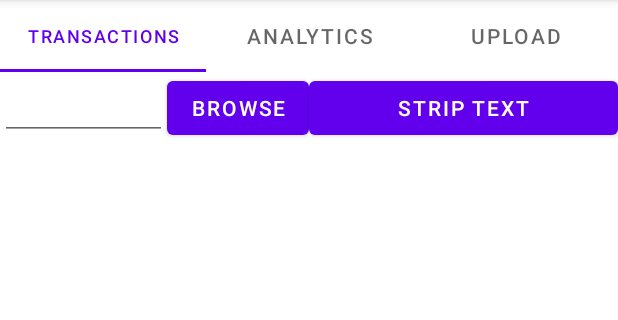
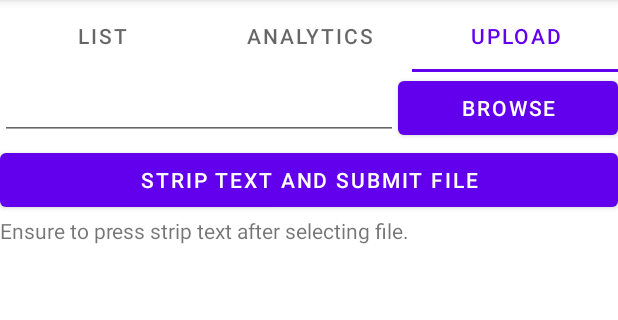
Before and after one commit to nisathnasar/Spending-Tracker, an Android app: the MainActivity screen opened directly, with no data from a screen before it, tab 3 chosen, on a phone screen of 412 x 824 dp, the part 84-404 px from its top. Run offline under Robolectric (Android 15) with nearby library versions, the phone set to English and light mode, and no system bars; our stand-ins replace Firebase (no records; nobody signed in at launch, a user with empty details on screens opened directly); libraries missing offline, so code that uses them is left out: com.chaquo.python, com.tom_roush.pdfbox; 2 statements that could not run were skipped.

Commit message:
functioning multiple tabs

```diff
--- a/app/src/main/java/com/aston/spendingtracker/MainActivity.java
+++ b/app/src/main/java/com/aston/spendingtracker/MainActivity.java
@@ -7,6 +7,7 @@ import android.os.Bundle;
 import android.view.Menu;
 import android.view.MenuInflater;
 import android.view.MenuItem;
+import android.widget.Adapter;
 import android.widget.Button;
 import android.widget.LinearLayout;
 import android.widget.TextView;
@@ -14,8 +15,10 @@ import android.widget.TextView;
 import androidx.annotation.NonNull;
 import androidx.appcompat.app.AppCompatActivity;
 import androidx.fragment.app.FragmentManager;
+import androidx.fragment.app.FragmentPagerAdapter;
 import androidx.recyclerview.widget.LinearLayoutManager;
 import androidx.recyclerview.widget.RecyclerView;
+import androidx.viewpager2.adapter.FragmentStateAdapter;
 import androidx.viewpager2.widget.ViewPager2;
 
 import com.aston.spendingtracker.authorization.LoginActivity;
@@ -26,6 +29,7 @@ import com.chaquo.python.Python;
 import com.chaquo.python.android.AndroidPlatform;
 import com.google.android.material.tabs.TabItem;
 import com.google.android.material.tabs.TabLayout;
+import com.google.android.material.tabs.TabLayoutMediator;
 import com.google.firebase.auth.FirebaseAuth;
 import com.google.firebase.database.DataSnapshot;
 import com.google.firebase.database.DatabaseError;
@@ -48,7 +52,7 @@ public class MainActivity extends AppCompatActivity {
     private static final int MY_RESULT_CODE_FILECHOOSER = 2000;
 
     private FileSelectorFragment fragment;
-    private Button buttonShowInfo;
+//    private Button buttonShowInfo;
 
     private File root;
     private AssetManager assetManager;
@@ -59,6 +63,7 @@ public class MainActivity extends AppCompatActivity {
 
     private RecyclerView mRecyclerView;
     private RecyclerViewAdapter mAdapter;
+
 
     private Boolean transactionDataVisible = false;
 
@@ -86,28 +91,41 @@ public class MainActivity extends AppCompatActivity {
         transactionItem = findViewById(R.id.AnalyticsItem);
         uploadItem = findViewById(R.id.UploadItem);
 
-        FragmentManager fragmentManager = this.getSupportFragmentManager();
-        this.fragment = (FileSelectorFragment) fragmentManager.findFragmentById(R.id.fragment_fileChooser);
+        PagerAdapter adapter = new PagerAdapter(getSupportFragmentManager(), getLifecycle() , mTabLayout.getTabCount());
+        pager.setAdapter(adapter);
 
-        this.buttonShowInfo = this.findViewById(R.id.button_showInfo);
+        new TabLayoutMediator(mTabLayout, pager, (tab, position) -> {
+            if(position == 0){
+                tab.setText("List");
+            } else if (position == 1){
+                tab.setText("Analytics");
+            } else if (position == 2){
+                tab.setText("Upload");
+            }
+            else{
+                tab.setText("Tab " + (position+1));
+            }
 
-        this.buttonShowInfo.setOnClickListener(v -> {
-            try {
-                stripText();
-            } catch (IOException e) {
-                e.printStackTrace();
-            } catch (URISyntaxException e) {
-                e.printStackTrace();
-            }
-        });
+        }).attach();
+
+//        FragmentManager fragmentManager = this.getSupportFragmentManager();
+//        this.fragment = (FileSelectorFragment) fragmentManager.findFragmentById(R.id.fragment_fileChooser);
+
+//        this.buttonShowInfo = this.findViewById(R.id.button_showInfo);
+//
+//        this.buttonShowInfo.setOnClickListener(v -> {
+//            try {
+//                stripText();
+//            } catch (IOException e) {
+//                e.printStackTrace();
+//            } catch (URISyntaxException e) {
+//                e.printStackTrace();
+//            }
+//        });
 
 
-        for(int i = 0; i < 20; i++){
-            mWordList.addLast("Word " + i);
-        }
-
         // Get a handle to the RecyclerView.
-        mRecyclerView = findViewById(R.id.recyclerview);
+        //mRecyclerView = findViewById(R.id.recyclerview);
 
 
         if(!Python.isStarted()){
@@ -117,38 +135,39 @@ public class MainActivity extends AppCompatActivity {
 //        Python py = Python.getInstance();
 //        pyobj = py.getModule("listoftransactions");
 
-        LinkedList<Transaction> transactionList = new LinkedList<>();
 
-        // Create an adapter and supply the data to be displayed.
-        mAdapter = new RecyclerViewAdapter(this, transactionList);
-        // Connect the adapter with the RecyclerView.
-        mRecyclerView.setAdapter(mAdapter);
-        // Give the RecyclerView a default layout manager.
-        mRecyclerView.setLayoutManager(new LinearLayoutManager(this));
-
-        DatabaseReference mRootRef = FirebaseDatabase.getInstance().getReference().child(FirebaseAuth.getInstance().getCurrentUser().getUid());
-        DatabaseReference mTransactionRef = mRootRef.child("Transaction");
-
-
-        mTransactionRef.addValueEventListener(new ValueEventListener() {
-            @Override
-            public void onDataChange(@NonNull DataSnapshot snapshot) {
-                for(DataSnapshot dataSnapshot : snapshot.getChildren()){
-                    for(DataSnapshot dataSnapshot2 : dataSnapshot.getChildren()){
-                        Transaction transaction = dataSnapshot2.getValue(Transaction.class);
-                        System.out.println(transaction);
-                        transactionList.add(transaction);
-                    }
-
-                }
-                mAdapter.notifyDataSetChanged();
-            }
-
-            @Override
-            public void onCancelled(@NonNull DatabaseError error) {
-                System.out.println("db data retrieval fail: " + error);
-            }
-        });
+//        LinkedList<Transaction> transactionList = new LinkedList<>();
+//
+//        // Create an adapter and supply the data to be displayed.
+//        mAdapter = new RecyclerViewAdapter(this, transactionList);
+//        // Connect the adapter with the RecyclerView.
+//        mRecyclerView.setAdapter(mAdapter);
+//        // Give the RecyclerView a default layout manager.
+//        mRecyclerView.setLayoutManager(new LinearLayoutManager(this));
+//
+//        DatabaseReference mRootRef = FirebaseDatabase.getInstance().getReference().child(FirebaseAuth.getInstance().getCurrentUser().getUid());
+//        DatabaseReference mTransactionRef = mRootRef.child("Transaction");
+//
+//
+//        mTransactionRef.addValueEventListener(new ValueEventListener() {
+//            @Override
+//            public void onDataChange(@NonNull DataSnapshot snapshot) {
+//                for(DataSnapshot dataSnapshot : snapshot.getChildren()){
+//                    for(DataSnapshot dataSnapshot2 : dataSnapshot.getChildren()){
+//                        Transaction transaction = dataSnapshot2.getValue(Transaction.class);
+//                        System.out.println(transaction);
+//                        transactionList.add(transaction);
+//                    }
+//
+//                }
+//                mAdapter.notifyDataSetChanged();
+//            }
+//
+//            @Override
+//            public void onCancelled(@NonNull DatabaseError error) {
+//                System.out.println("db data retrieval fail: " + error);
+//            }
+//        });
 
     }
 
@@ -225,10 +244,6 @@ public class MainActivity extends AppCompatActivity {
 
         //pdftocsv.activateSequence(r);
 
-
-
-
-
 //        // Create an adapter and supply the data to be displayed.
 //        mAdapter = new RecyclerViewAdapter(this, pdfProcessor.getTransactionListItems());
 //        // Connect the adapter with the RecyclerView.
--- /dev/null
+++ b/app/src/main/java/com/aston/spendingtracker/PagerAdapter.java
@@ -0,0 +1,46 @@
+package com.aston.spendingtracker;
+
+import androidx.annotation.NonNull;
+import androidx.fragment.app.Fragment;
+import androidx.fragment.app.FragmentActivity;
+import androidx.fragment.app.FragmentManager;
+import androidx.fragment.app.FragmentPagerAdapter;
+import androidx.lifecycle.Lifecycle;
+import androidx.viewpager2.adapter.FragmentStateAdapter;
+
+import com.aston.spendingtracker.pdf.FileSelectorFragment;
+
+public class PagerAdapter extends FragmentStateAdapter {
+
+    private int tabs;
+
+    public PagerAdapter(@NonNull FragmentManager fragmentManager, @NonNull Lifecycle lifecycle, int tabs) {
+        super(fragmentManager, lifecycle);
+        this.tabs = tabs;
+    }
+
+
+    @NonNull
+    @Override
+    public Fragment createFragment(int position) {
+        switch (position) {
+            case 0:
+                Fragment transactionFragment = new TransactionFragment();
+                return transactionFragment;
+            case 1:
+                Fragment analyticsFragment = new AnalyticsFragment();
+                return analyticsFragment;
+            case 2:
+                Fragment fileSelector = new FileSelectorFragment();
+                return fileSelector;
+            default:
+                return null;
+        }
+
+    }
+
+    @Override
+    public int getItemCount() {
+        return tabs;
+    }
+}
--- /dev/null
+++ b/app/src/main/java/com/aston/spendingtracker/TransactionFragment.java
@@ -0,0 +1,129 @@
+package com.aston.spendingtracker;
+
+import android.os.Bundle;
+
+import androidx.annotation.NonNull;
+import androidx.annotation.Nullable;
+import androidx.fragment.app.Fragment;
+import androidx.recyclerview.widget.LinearLayoutManager;
+import androidx.recyclerview.widget.RecyclerView;
+
+import android.view.LayoutInflater;
+import android.view.View;
+import android.view.ViewGroup;
+
+import com.aston.spendingtracker.entity.Transaction;
+import com.google.firebase.auth.FirebaseAuth;
+import com.google.firebase.database.DataSnapshot;
+import com.google.firebase.database.DatabaseError;
+import com.google.firebase.database.DatabaseReference;
+import com.google.firebase.database.FirebaseDatabase;
+import com.google.firebase.database.ValueEventListener;
+
+import java.util.LinkedList;
+
+/**
+ * A simple {@link Fragment} subclass.
+ * Use the {@link TransactionFragment#newInstance} factory method to
+ * create an instance of this fragment.
+ */
+public class TransactionFragment extends Fragment {
+
+    // TODO: Rename parameter arguments, choose names that match
+    // the fragment initialization parameters, e.g. ARG_ITEM_NUMBER
+    private static final String ARG_PARAM1 = "param1";
+    private static final String ARG_PARAM2 = "param2";
+
+    private RecyclerView mRecyclerView;
+    private RecyclerViewAdapter mAdapter;
+
+    // TODO: Rename and change types of parameters
+    private String mParam1;
+    private String mParam2;
+
+    public TransactionFragment() {
+        // Required empty public constructor
+    }
+
+    /**
+     * Use this factory method to create a new instance of
+     * this fragment using the provided parameters.
+     *
+     * @param param1 Parameter 1.
+     * @param param2 Parameter 2.
+     * @return A new instance of fragment TransactionFragment.
+     */
+    // TODO: Rename and change types and number of parameters
+    public static TransactionFragment newInstance(String param1, String param2) {
+        TransactionFragment fragment = new TransactionFragment();
+        Bundle args = new Bundle();
+        args.putString(ARG_PARAM1, param1);
+        args.putString(ARG_PARAM2, param2);
+        fragment.setArguments(args);
+        return fragment;
+    }
+
+    @Override
+    public void onCreate(Bundle savedInstanceState) {
+        super.onCreate(savedInstanceState);
+        if (getArguments() != null) {
+            mParam1 = getArguments().getString(ARG_PARAM1);
+            mParam2 = getArguments().getString(ARG_PARAM2);
+        }
+
+
+    }
+
+    @Override
+    public View onCreateView(LayoutInflater inflater, ViewGroup container,
+                             Bundle savedInstanceState) {
+
+
+
+
+        // Inflate the layout for this fragment
+        return inflater.inflate(R.layout.fragment_transaction, container, false);
+    }
+
+    @Override
+    public void onViewCreated(@NonNull View view, @Nullable Bundle savedInstanceState) {
+        super.onViewCreated(view, savedInstanceState);
+
+
+        mRecyclerView = getView().findViewById(R.id.recyclerview);
+
+        LinkedList<Transaction> transactionList = new LinkedList<>();
+
+        // Create an adapter and supply the data to be displayed.
+        mAdapter = new RecyclerViewAdapter(getActivity(), transactionList);
+        // Connect the adapter with the RecyclerView.
+        mRecyclerView.setAdapter(mAdapter);
+        // Give the RecyclerView a default layout manager.
+        mRecyclerView.setLayoutManager(new LinearLayoutManager(getActivity()));
+
+        DatabaseReference mRootRef = FirebaseDatabase.getInstance().getReference().child(FirebaseAuth.getInstance().getCurrentUser().getUid());
+        DatabaseReference mTransactionRef = mRootRef.child("Transaction");
+
+
+        mTransactionRef.addValueEventListener(new ValueEventListener() {
+            @Override
+            public void onDataChange(@NonNull DataSnapshot snapshot) {
+                for(DataSnapshot dataSnapshot : snapshot.getChildren()){
+                    for(DataSnapshot dataSnapshot2 : dataSnapshot.getChildren()){
+                        Transaction transaction = dataSnapshot2.getValue(Transaction.class);
+                        System.out.println(transaction);
+                        transactionList.add(transaction);
+                    }
+
+                }
+                mAdapter.notifyDataSetChanged();
+            }
+
+            @Override
+            public void onCancelled(@NonNull DatabaseError error) {
+                System.out.println("db data retrieval fail: " + error);
+            }
+        });
+
+    }
+}
--- a/app/src/main/res/layout/activity_main.xml
+++ b/app/src/main/res/layout/activity_main.xml
@@ -4,14 +4,18 @@
     xmlns:tools="http://schemas.android.com/tools"
     android:layout_width="match_parent"
     android:layout_height="match_parent"
-    tools:context=".MainActivity"
-    >
+    tools:context=".MainActivity">
+
+    <LinearLayout
+        android:layout_width="match_parent"
+        android:layout_height="match_parent"
+        android:orientation="vertical">
 
     <com.google.android.material.tabs.TabLayout
+        android:id="@+id/tab_layout"
         android:layout_width="match_parent"
         android:layout_height="wrap_content"
-        android:id="@+id/tab_layout"
-        android:layout_weight="0.5"
+        app:layout_constraintTop_toBottomOf="parent"
         app:layout_constraintStart_toStartOf="parent"
         app:layout_constraintTop_toTopOf="parent">
 
@@ -34,49 +38,46 @@
             android:text="Upload" />
     </com.google.android.material.tabs.TabLayout>
 
-    <androidx.viewpager2.widget.ViewPager2
-        android:id="@+id/viewPager"
-        android:layout_width="0dp"
-        android:layout_height="match_parent"
-        android:layout_weight="0.5"
-        app:layout_constraintBottom_toBottomOf="parent"
-        app:layout_constraintEnd_toEndOf="parent"
-        app:layout_constraintStart_toStartOf="parent"
-        app:layout_constraintTop_toBottomOf="@+id/tab_layout" />
-
+<!--
     <LinearLayout
+        android:id="@+id/linearLayoutMA"
         android:layout_width="match_parent"
         android:layout_height="wrap_content"
         android:orientation="horizontal"
-        app:layout_constraintTop_toBottomOf="@+id/tab_layout"
-        android:id="@+id/linearLayoutMA"
-        android:weightSum="1">
+        android:weightSum="1"
+        app:layout_constraintTop_toBottomOf="@+id/tab_layout">
 
         <androidx.fragment.app.FragmentContainerView
             android:id="@+id/fragment_fileChooser"
             android:name="com.aston.spendingtracker.pdf.FileSelectorFragment"
             android:layout_width="0dp"
             android:layout_height="wrap_content"
+            android:layout_weight="0.5"
+            app:layout_constraintEnd_toEndOf="parent"
+            app:layout_constraintStart_toStartOf="parent"
             app:layout_constraintTop_toTopOf="parent"
-            app:layout_constraintStart_toStartOf="parent"
-            app:layout_constraintEnd_toEndOf="parent"
-            tools:layout="@layout/fragment_file_selector"
-            android:layout_weight="0.5"/>
+            tools:layout="@layout/fragment_file_selector" />
 
         <Button
             android:id="@+id/button_showInfo"
             android:layout_width="0dp"
             android:layout_height="wrap_content"
+            android:layout_weight="0.5"
             android:text="@string/strip_text"
             app:layout_constraintEnd_toEndOf="parent"
-            app:layout_constraintStart_toStartOf="@+id/fragment_fileChooser"
-            android:layout_weight="0.5"
-            />
+            app:layout_constraintStart_toStartOf="@+id/fragment_fileChooser" />
 
     </LinearLayout>
+-->
+    <androidx.viewpager2.widget.ViewPager2
+        android:id="@+id/viewPager"
+        android:layout_width="match_parent"
+        android:layout_height="match_parent"
+        app:layout_constraintTop_toBottomOf="@+id/tab_layout"
+        />
 
-
-
+    </LinearLayout>
+    <!--
     <androidx.recyclerview.widget.RecyclerView
         android:layout_width="match_parent"
         android:layout_height="wrap_content"
@@ -86,9 +87,7 @@
         >
 
     </androidx.recyclerview.widget.RecyclerView>
-
-
-
+-->
 
 
 </androidx.constraintlayout.widget.ConstraintLayout>
--- a/app/src/main/res/layout/fragment_file_selector.xml
+++ b/app/src/main/res/layout/fragment_file_selector.xml
@@ -3,14 +3,20 @@
     xmlns:tools="http://schemas.android.com/tools"
     android:layout_width="match_parent"
     android:layout_height="match_parent"
+    android:orientation="vertical"
     tools:context=".pdf.FileSelectorFragment"
     >
 
+    <LinearLayout
+        android:layout_width="match_parent"
+        android:layout_height="wrap_content"
+        android:orientation="horizontal"
+        android:weightSum="1">
     <EditText
         android:id="@+id/editText_path"
         android:layout_width="wrap_content"
         android:layout_height="wrap_content"
-        android:layout_weight="1"
+        android:layout_weight="0.5"
         android:ems="10"
         android:inputType="textUri" />
 
@@ -18,7 +24,21 @@
         android:id="@+id/button_browse"
         android:layout_width="wrap_content"
         android:layout_height="wrap_content"
-        android:layout_weight="0"
+        android:layout_weight="0.5"
         android:text="Browse" />
+    </LinearLayout>
+
+    <Button
+        android:id="@+id/button_showInfo"
+        android:layout_width="match_parent"
+        android:layout_height="wrap_content"
+
+        android:text="@string/strip_text"
+        />
+    <TextView
+        android:layout_width="match_parent"
+        android:layout_height="wrap_content"
+        android:text="Ensure to press strip text after selecting file."/>
+
 
 </LinearLayout>
--- a/app/src/main/res/values/strings.xml
+++ b/app/src/main/res/values/strings.xml
@@ -2,7 +2,7 @@
     <string name="app_name">Spending Tracker</string>
     <!-- TODO: Remove or change this placeholder text -->
     <string name="hello_blank_fragment">Hello blank fragment</string>
-    <string name="strip_text">Strip Text</string>
+    <string name="strip_text">Strip Text and Submit File</string>
     <string name="title_activity_login">LoginActivity</string>
     <string name="prompt_email">Email</string>
     <string name="prompt_password">Password</string>
```
Also changed, not shown: app/src/main/java/com/aston/spendingtracker/AnalyticsFragment.java (added, +64 -0 lines), app/src/main/java/com/aston/spendingtracker/pdf/FileSelectorFragment.java (+43 -0 lines), app/src/main/res/layout/fragment_analytics.xml (added, +14 -0 lines), app/src/main/res/layout/fragment_transaction.xml (added, +17 -0 lines).
